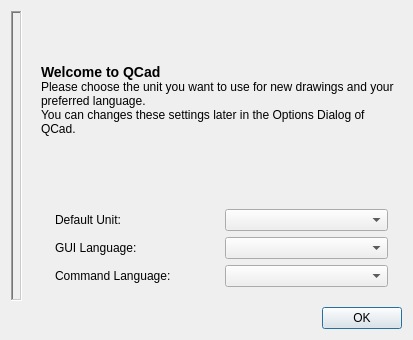
Before: the Qt Designer form librecad/src/ui/forms/qg_dlginitial.ui in LibreCAD/LibreCAD, drawn with Qt 5.
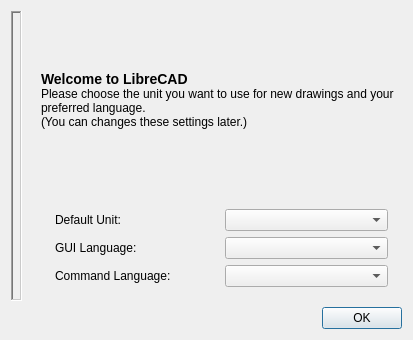
After: the same form once the commit is applied. Icons and pictures are not drawn.

Commit message:
simplified initial dialog label
Using the Qt Designer's label editor is much easier / cleaner.

Diff of the .ui file:
```diff
--- a/librecad/src/ui/forms/qg_dlginitial.ui
+++ b/librecad/src/ui/forms/qg_dlginitial.ui
@@ -61,11 +61,11 @@
           </sizepolicy>
          </property>
          <property name="text">
-          <string>&lt;font size=&quot;+1&quot;&gt;&lt;b&gt;Welcome to QCad&lt;/b&gt;
+          <string>&lt;font size=&quot;+1&quot;&gt;&lt;b&gt;Welcome to LibreCAD&lt;/b&gt;
 &lt;/font&gt;
 &lt;br&gt;
 Please choose the unit you want to use for new drawings and your preferred language.&lt;br&gt;
-You can changes these settings later in the Options Dialog of QCad.</string>
+(You can changes these settings later.)</string>
          </property>
          <property name="alignment">
           <set>Qt::AlignVCenter</set>
```
Left out of the diff: 11 changed lines with no effect on the pictures. The commit also changes 1 other file.
